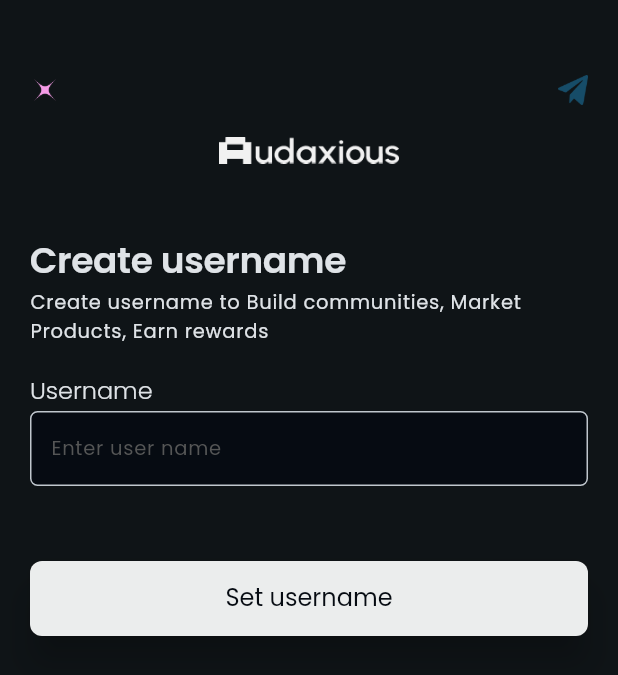
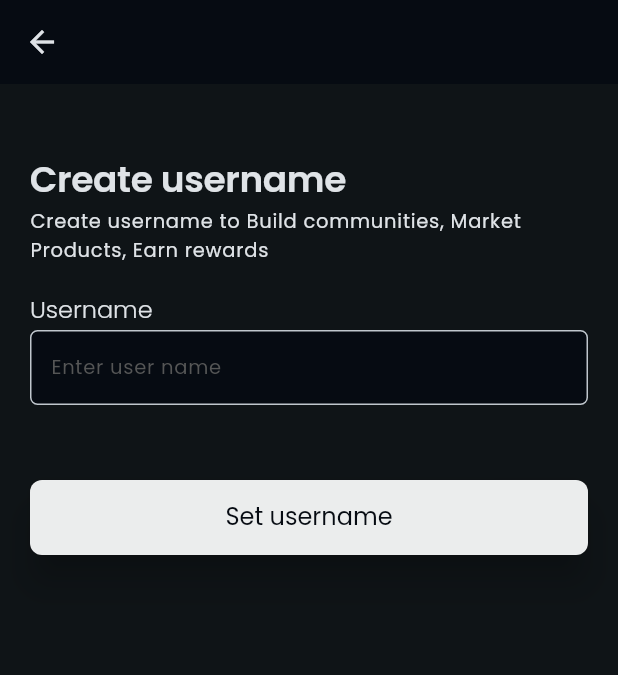
Before and after one commit to AudaXious/adx-engagement-app, a Flutter app: the SetUsernameScreen screen opened by its route, on a phone screen of 412 x 824 dp. Shown: the top 675 px of the screen. Run offline on Flutter 3.47's test engine with Material 3 defaults, Android fonts, the phone set to English and light mode, and no system bars; our stand-ins replace auto_route, cached_network_image, chips_choice, dio, flutter_hooks, flutter_riverpod and 4 more; accounts and stored records are empty.

Commit message:
add app bar to create username screen

```diff
--- a/lib/presentation/screens/auth/set_username_screen.dart
+++ b/lib/presentation/screens/auth/set_username_screen.dart
@@ -17,25 +17,12 @@ class SetUsernameScreen extends StatelessWidget {
   @override
   Widget build(BuildContext context) {
     return Scaffold(
+      appBar: AppBar(),
       body: SingleChildScrollView(
-        padding: const EdgeInsets.only(left: 20, right: 20, top: 50),
+        padding: const EdgeInsets.only(left: 20, right: 20),
         child: Column(
           crossAxisAlignment: CrossAxisAlignment.start,
           children: [
-            Row(
-              mainAxisAlignment: MainAxisAlignment.spaceBetween,
-              children: [
-                Image.asset("assets/images/pink_star.png", height: 20, width: 20),
-                Image.asset("assets/images/telegram.png", height: 20, width: 20),
-              ],
-            ),
-            const Gap(20),
-            Row(
-              mainAxisAlignment: MainAxisAlignment.center,
-              children: [
-                Image.asset("assets/images/audaxious_name_logo.png", width: 120, height: 20),
-              ],
-            ),
             const Gap(50),
             Text(
               "Create username",
```
